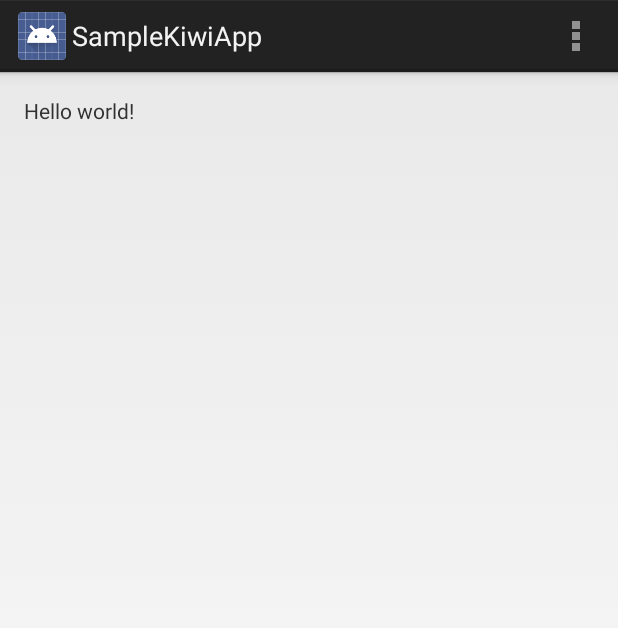
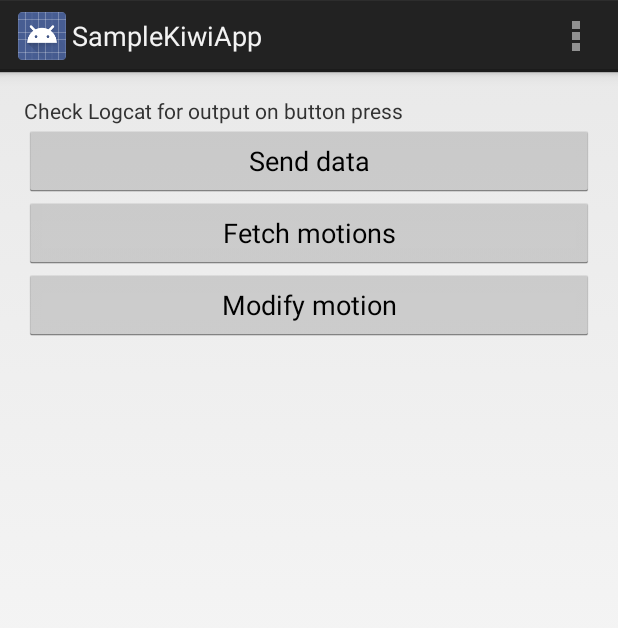
Before and after one commit to josejuansanchez/kiwi-sdk, an Android app: the screen it shows after launch (MyActivity), on a phone screen of 412 x 824 dp. Shown: the top 628 px of the screen. Run offline under Robolectric (Android 15) with nearby library versions, the phone set to English and light mode, and no system bars; 2 statements that could not run were skipped.

Commit message:
Added examples for fetching and modifying motions

```diff
--- a/SampleKiwiApp/app/src/main/res/layout/fragment_my.xml
+++ b/SampleKiwiApp/app/src/main/res/layout/fragment_my.xml
@@ -9,8 +9,31 @@
     tools:context=".MyActivity$PlaceholderFragment">
 
     <TextView
-        android:text="@string/hello_world"
+        android:id="@+id/hello_world"
+        android:text="Check Logcat for output on button press"
         android:layout_width="wrap_content"
         android:layout_height="wrap_content" />
 
+    <Button
+        android:id="@+id/send_data_button"
+        android:layout_below="@id/hello_world"
+        android:layout_width="match_parent"
+        android:layout_height="48dp"
+        android:text="Send data"/>
+
+    <Button
+        android:id="@+id/fetch_motions_button"
+        android:layout_below="@id/send_data_button"
+        android:layout_width="match_parent"
+        android:layout_height="48dp"
+        android:text="Fetch motions" />
+
+    <Button
+        android:id="@+id/change_motion_button"
+        android:layout_below="@id/fetch_motions_button"
+        android:layout_width="match_parent"
+        android:layout_height="48dp"
+        android:text="Modify motion"/>
+
+
 </RelativeLayout>
```
Also changed, not shown: SampleKiwiApp/app/src/main/java/kiwihackathon/com/samplekiwiapp/Motion.java (added, +100 -0 lines), SampleKiwiApp/app/src/main/java/kiwihackathon/com/samplekiwiapp/MyActivity.java (+72 -6 lines), SampleKiwiApp/app/src/main/aidl/com/kiwiwearables/app/services/IKiwiBinder.aidl.
